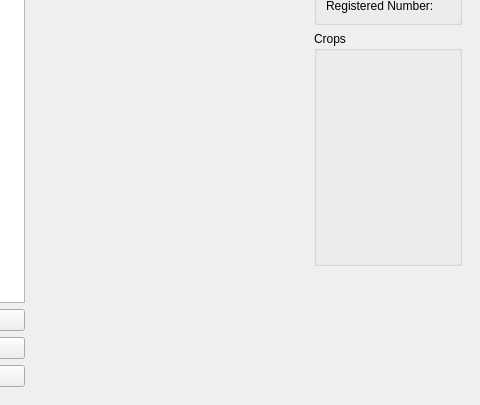
Qt form Classes/GUI/qmain.ui (Sn1pescope/LVP-Basis) before a commit; both pictures show x 277 to 757 and y 136 to 541 of the 757 by 541 pixel window.
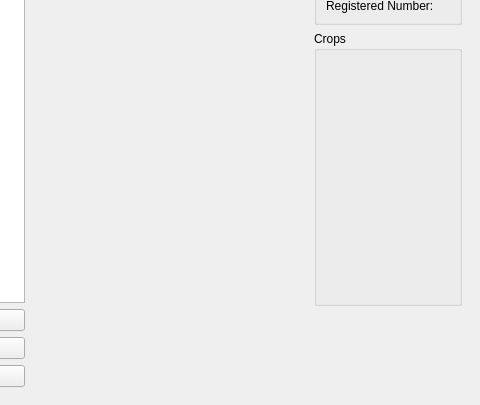
The same form after that commit.

Diff of the .ui file:
```diff
--- a/Classes/GUI/qmain.ui
+++ b/Classes/GUI/qmain.ui
@@ -261,111 +261,132 @@
             <string>Crops</string>
            </property>
            <layout class="QFormLayout" name="formLayout_2">
-            <item row="1" column="1">
-             <widget class="QLabel" name="lbl_Crop1">
-              <property name="text">
-               <string/>
-              </property>
-             </widget>
-            </item>
-            <item row="2" column="1">
+            <item row="6" column="1">
              <widget class="QLabel" name="lbl_InterCrop2">
               <property name="text">
                <string/>
               </property>
              </widget>
             </item>
-            <item row="3" column="1">
-             <widget class="QLabel" name="lbl_Crop2">
-              <property name="text">
-               <string/>
-              </property>
-             </widget>
-            </item>
-            <item row="4" column="1">
+            <item row="9" column="1">
              <widget class="QLabel" name="lbl_InterCrop3">
               <property name="text">
                <string/>
               </property>
              </widget>
             </item>
-            <item row="5" column="1">
-             <widget class="QLabel" name="lbl_Crop3">
-              <property name="text">
-               <string/>
-              </property>
-             </widget>
-            </item>
-            <item row="6" column="1">
+            <item row="12" column="1">
              <widget class="QLabel" name="lbl_InterCrop4">
               <property name="text">
                <string/>
               </property>
              </widget>
             </item>
-            <item row="7" column="1">
-             <widget class="QLabel" name="lbl_Crop4">
-              <property name="text">
-               <string/>
-              </property>
-             </widget>
-            </item>
-            <item row="8" column="1">
+            <item row="15" column="1">
              <widget class="QLabel" name="lbl_InterCrop5">
               <property name="text">
                <string/>
               </property>
              </widget>
             </item>
-            <item row="9" column="1">
-             <widget class="QLabel" name="lbl_Crop5">
-              <property name="text">
-               <string/>
-              </property>
-             </widget>
-            </item>
-            <item row="0" column="1">
+            <item row="3" column="1">
              <widget class="QLabel" name="lbl_InterCrop1">
               <property name="text">
                <string/>
               </property>
              </widget>
             </item>
-            <item row="0" column="0">
-             <widget class="QLabel" name="lbl_HarvestYear1">
+            <item row="2" column="1">
+             <widget class="QLabel" name="lbl_Crop1">
               <property name="text">
                <string/>
               </property>
              </widget>
             </item>
             <item row="2" column="0">
+             <widget class="QLabel" name="lbl_HarvestYear1">
+              <property name="text">
+               <string/>
+              </property>
+             </widget>
+            </item>
+            <item row="5" column="1">
+             <widget class="QLabel" name="lbl_Crop2">
+              <property name="text">
+               <string/>
+              </property>
+             </widget>
+            </item>
+            <item row="5" column="0">
              <widget class="QLabel" name="lbl_HarvestYear2">
               <property name="text">
                <string/>
               </property>
              </widget>
             </item>
-            <item row="4" column="0">
+            <item row="8" column="1">
+             <widget class="QLabel" name="lbl_Crop3">
+              <property name="text">
+               <string/>
+              </property>
+             </widget>
+            </item>
+            <item row="8" column="0">
              <widget class="QLabel" name="lbl_HarvestYear3">
               <property name="text">
                <string/>
               </property>
              </widget>
             </item>
-            <item row="6" column="0">
+            <item row="11" column="1">
+             <widget class="QLabel" name="lbl_Crop4">
+              <property name="text">
+               <string/>
+              </property>
+             </widget>
+            </item>
+            <item row="11" column="0">
              <widget class="QLabel" name="lbl_HarvestYear4">
               <property name="text">
                <string/>
               </property>
              </widget>
             </item>
-            <item row="8" column="0">
+            <item row="14" column="1">
+             <widget class="QLabel" name="lbl_Crop5">
+              <property name="text">
+               <string/>
+              </property>
+             </widget>
+            </item>
+            <item row="14" column="0">
              <widget class="QLabel" name="lbl_HarvestYear5">
               <property name="text">
                <string/>
               </property>
              </widget>
             </item>
+            <item row="0" column="1">
+             <widget class="QLabel" name="lbl_PlannedCrop">
+              <property name="text">
+               <string/>
+              </property>
+             </widget>
+            </item>
+            <item row="1" column="1">
+             <widget class="QLabel" name="lbl_PlannedInterCrop">
+              <property name="text">
+               <string/>
+              </property>
+             </widget>
+            </item>
+            <item row="0" column="0">
+             <widget class="QLabel" name="lbl_NextHarvestYear">
+              <property name="text">
+               <string/>
+              </property>
+             </widget>
+            </item>
            </layout>
           </widget>
          </item>
```
